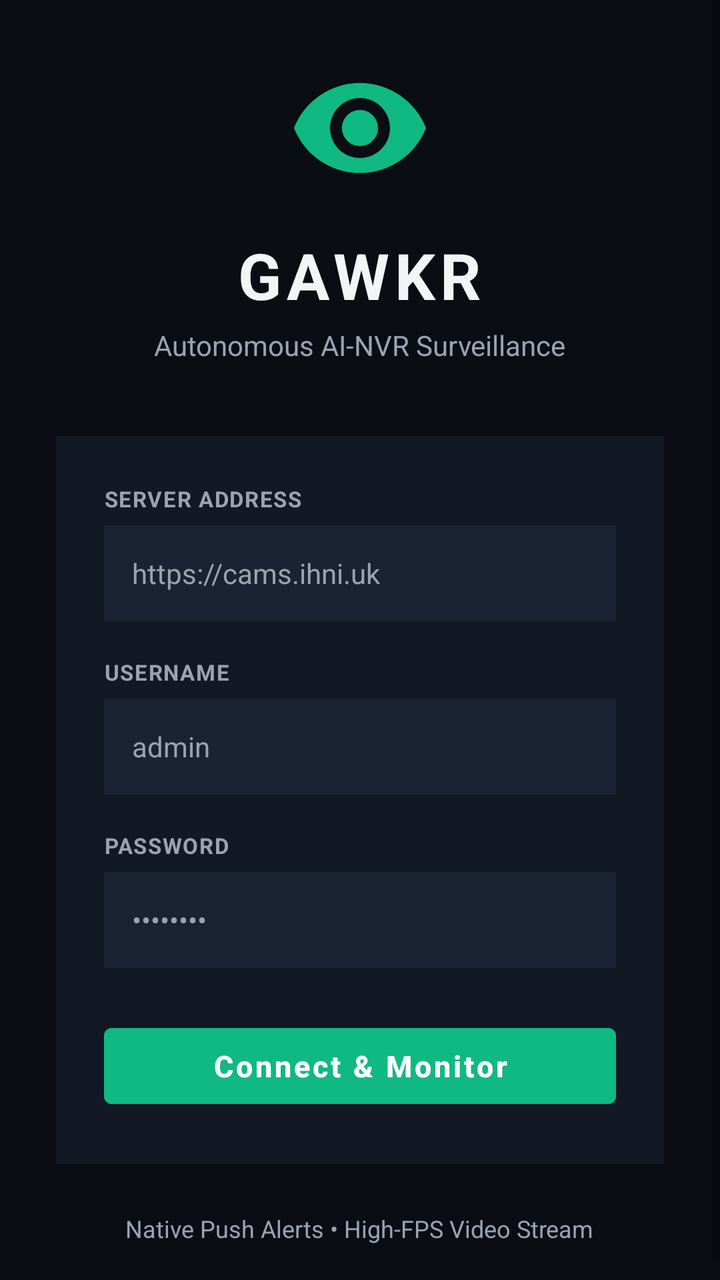
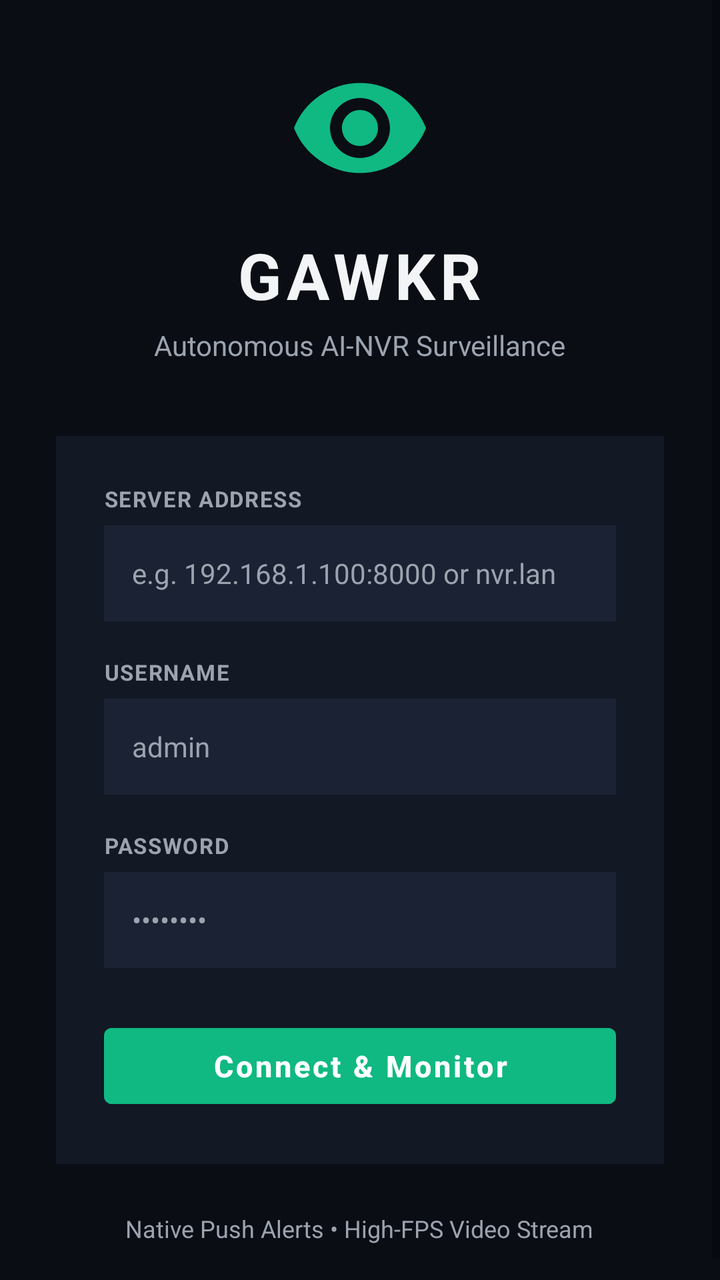

Before-and-after screenshots of an Android layout around one commit, followed by the original layout XML and the change that was made.
<!-- AndroidManifest.xml: application theme Theme.Gawkr -->
<!-- res/layout/activity_login.xml -->
<?xml version="1.0" encoding="utf-8"?>
<ScrollView xmlns:android="http://schemas.android.com/apk/res/android"
    xmlns:app="http://schemas.android.com/apk/res-auto"
    android:layout_width="match_parent"
    android:layout_height="match_parent"
    android:background="@color/bg_dark"
    android:fillViewport="true">

    <LinearLayout
        android:layout_width="match_parent"
        android:layout_height="wrap_content"
        android:gravity="center"
        android:orientation="vertical"
        android:padding="28dp">

        
        <ImageView
            android:layout_width="72dp"
            android:layout_height="72dp"
            android:layout_marginBottom="16dp"
            android:src="@drawable/ic_stat_gawkr"
            app:tint="@color/primary_emerald" />

        <TextView
            android:layout_width="wrap_content"
            android:layout_height="wrap_content"
            android:text="GAWKR"
            android:textColor="@color/text_light"
            android:textSize="32sp"
            android:textStyle="bold"
            android:letterSpacing="0.08" />

        <TextView
            android:layout_width="wrap_content"
            android:layout_height="wrap_content"
            android:layout_marginTop="4dp"
            android:layout_marginBottom="36dp"
            android:text="Autonomous AI-NVR Surveillance"
            android:textColor="@color/text_muted"
            android:textSize="14sp" />

        
        <LinearLayout
            android:layout_width="match_parent"
            android:layout_height="wrap_content"
            android:background="@color/card_dark"
            android:orientation="vertical"
            android:padding="24dp">

            
            <TextView
                android:layout_width="wrap_content"
                android:layout_height="wrap_content"
                android:layout_marginBottom="6dp"
                android:text="SERVER ADDRESS"
                android:textColor="@color/text_muted"
                android:textSize="11sp"
                android:textStyle="bold"
                android:letterSpacing="0.05" />

            <EditText
                android:id="@+id/etServerUrl"
                android:layout_width="match_parent"
                android:layout_height="48dp"
                android:layout_marginBottom="18dp"
                android:background="@color/input_dark"
                android:hint="https://cams.ihni.uk"
                android:inputType="textUri"
                android:paddingHorizontal="14dp"
                android:textColor="@color/text_light"
                android:textColorHint="@color/text_muted"
                android:textSize="14sp" />

            
            <TextView
                android:layout_width="wrap_content"
                android:layout_height="wrap_content"
                android:layout_marginBottom="6dp"
                android:text="USERNAME"
                android:textColor="@color/text_muted"
                android:textSize="11sp"
                android:textStyle="bold"
                android:letterSpacing="0.05" />

            <EditText
                android:id="@+id/etUsername"
                android:layout_width="match_parent"
                android:layout_height="48dp"
                android:layout_marginBottom="18dp"
                android:background="@color/input_dark"
                android:hint="admin"
                android:inputType="text"
                android:paddingHorizontal="14dp"
                android:textColor="@color/text_light"
                android:textColorHint="@color/text_muted"
                android:textSize="14sp" />

            
            <TextView
                android:layout_width="wrap_content"
                android:layout_height="wrap_content"
                android:layout_marginBottom="6dp"
                android:text="PASSWORD"
                android:textColor="@color/text_muted"
                android:textSize="11sp"
                android:textStyle="bold"
                android:letterSpacing="0.05" />

            <EditText
                android:id="@+id/etPassword"
                android:layout_width="match_parent"
                android:layout_height="48dp"
                android:layout_marginBottom="24dp"
                android:background="@color/input_dark"
                android:hint="••••••••"
                android:inputType="textPassword"
                android:paddingHorizontal="14dp"
                android:textColor="@color/text_light"
                android:textColorHint="@color/text_muted"
                android:textSize="14sp" />

            
            <Button
                android:id="@+id/btnConnect"
                android:layout_width="match_parent"
                android:layout_height="50dp"
                android:backgroundTint="@color/primary_emerald"
                android:text="Connect &amp; Monitor"
                android:textAllCaps="false"
                android:textColor="#ffffff"
                android:textSize="15sp"
                android:textStyle="bold" />

            
            <ProgressBar
                android:id="@+id/progressBar"
                android:layout_width="32dp"
                android:layout_height="32dp"
                android:layout_gravity="center"
                android:layout_marginTop="16dp"
                android:indeterminateTint="@color/primary_emerald"
                android:visibility="gone" />

            
            <TextView
                android:id="@+id/tvError"
                android:layout_width="match_parent"
                android:layout_height="wrap_content"
                android:layout_marginTop="12dp"
                android:gravity="center"
                android:textColor="@color/alert_red"
                android:textSize="13sp"
                android:visibility="gone" />

        </LinearLayout>

        <TextView
            android:layout_width="wrap_content"
            android:layout_height="wrap_content"
            android:layout_marginTop="24dp"
            android:text="Native Push Alerts • High-FPS Video Stream"
            android:textColor="@color/text_muted"
            android:textSize="12sp" />

    </LinearLayout>
</ScrollView>
<!-- resources referenced by this layout -->
<resources>
  <color name="alert_red">#ef4444</color>
  <color name="bg_dark">#0a0d14</color>
  <color name="card_dark">#121824</color>
  <color name="input_dark">#1a2233</color>
  <color name="primary_emerald">#10b981</color>
  <color name="text_light">#f3f4f6</color>
  <color name="text_muted">#9ca3af</color>
  <!-- drawable ic_stat_gawkr (drawable) -->
  <vector xmlns:android="http://schemas.android.com/apk/res/android"
      android:width="24dp"
      android:height="24dp"
      android:viewportWidth="24"
      android:viewportHeight="24">
      <path
          android:fillColor="#10b981"
          android:pathData="M12,4.5C7,4.5 2.73,7.61 1,12c1.73,4.39 6,7.5 11,7.5s9.27,-3.11 11,-7.5c-1.73,-4.39 -6,-7.5 -11,-7.5zM12,17c-2.76,0 -5,-2.24 -5,-5s2.24,-5 5,-5 5,2.24 5,5 -2.24,5 -5,5zM12,9c-1.66,0 -3,1.34 -3,3s1.34,3 3,3 3,-1.34 3,-3 -1.34,-3 -3,-3z"/>
  </vector>
  <style name="Theme.Gawkr" parent="Theme.MaterialComponents.DayNight.NoActionBar">
          <item name="colorPrimary">@color/primary_emerald</item>
          <item name="colorPrimaryVariant">@color/primary_emerald_dark</item>
          <item name="colorOnPrimary">#ffffff</item>
          <item name="android:windowBackground">@color/bg_dark</item>
          <item name="android:statusBarColor">@color/bg_dark</item>
          <item name="android:navigationBarColor">@color/bg_dark</item>
      </style>
  <color name="primary_emerald_dark">#059669</color>
</resources>

<!-- the commit's change to res/layout/activity_login.xml (unified diff, before → after) -->
@@ -64,7 +64,7 @@
                 android:layout_height="48dp"
                 android:layout_marginBottom="18dp"
                 android:background="@color/input_dark"
-                android:hint="https://cams.ihni.uk"
+                android:hint="e.g. 192.168.1.100:8000 or nvr.lan"
                 android:inputType="textUri"
                 android:paddingHorizontal="14dp"
                 android:textColor="@color/text_light"
